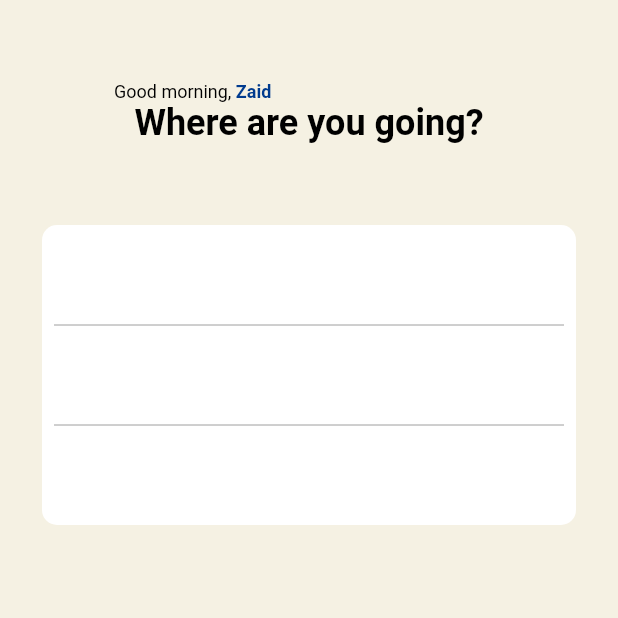
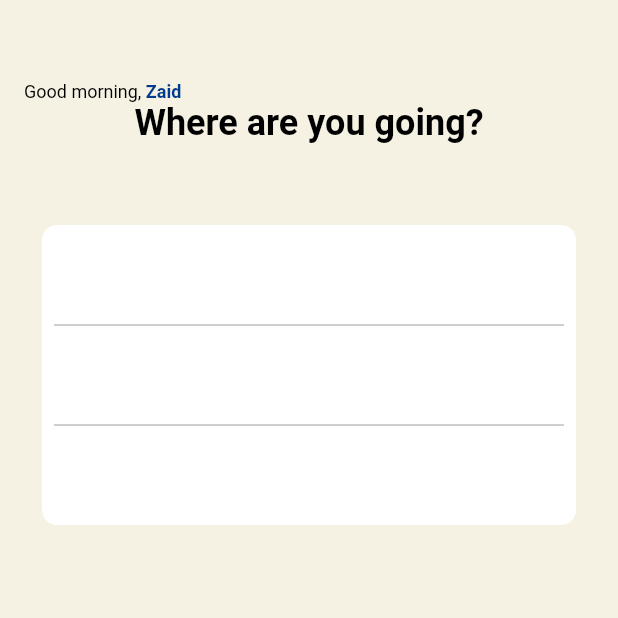
Before and after one commit to sadeelmu/Ontheway, a Flutter app: the HomePageScreen screen opened directly, on a phone screen of 412 x 824 dp, the top half of it. Run offline on Flutter 3.47's test engine with Material 2 defaults, Android fonts, the phone set to English and light mode, and no system bars; statements that could not run were skipped.

Commit message:
adding file structure

```diff
--- a/lib/screens/home_page/home_page_screen.dart
+++ b/lib/core/screens/home_page/home_page_screen.dart
@@ -1,4 +1,4 @@
-import 'package:beltareeq/screens/home_page/home_page_bloc.dart';
+import 'package:beltareeq/core/screens/home_page/home_page_bloc.dart';
 import 'package:flutter/material.dart';
 
 class HomePageScreen extends StatefulWidget {
@@ -21,10 +21,7 @@ class _HomePageScreenState extends State<HomePageScreen> {
             centerTitle: true,
             toolbarHeight: 350,
             title: Column(crossAxisAlignment: CrossAxisAlignment.center, children: [
-              Container(
-                width: 260,
-                child: Row(
-                  mainAxisAlignment: MainAxisAlignment.start,
+              Row(
                 children: [
                   Text(
                     "Good morning, ",
@@ -35,7 +32,6 @@ class _HomePageScreenState extends State<HomePageScreen> {
                     style: TextStyle(color: Color(0xff003B8E), fontSize: 12, fontWeight: FontWeight.bold),
                   )
                 ],
-                ),
               ),
               Text(
                 "Where are you going?",
```
Also changed, not shown: lib/core/constants/api_constants.dart (added), lib/core/constants/app_constants.dart (added), lib/core/constants/color_constants.dart (added), lib/core/screens/home_page/home_page_bloc.dart (renamed from lib/screens/home_page/home_page_bloc.dart). Lines whose indentation alone changed are shown as unchanged.
